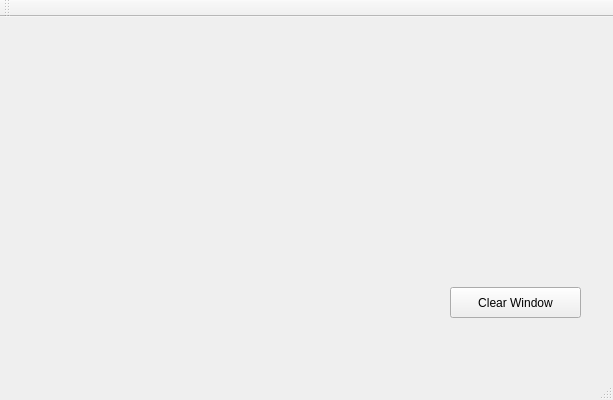
This is Scribble/Scribble/Scribble.ui in PopescuFilip/Scribble as Qt 5 draws it before an edit. The edited form follows.
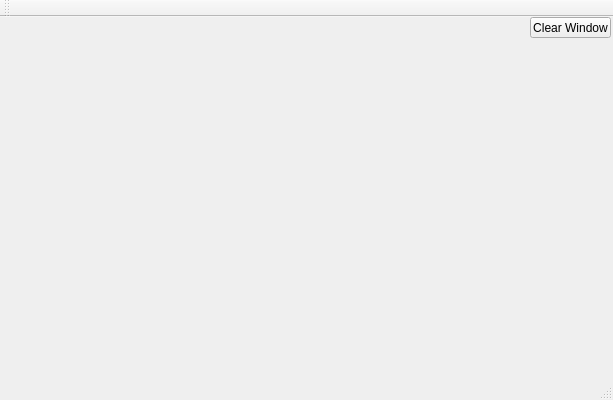
This is the edited form.

Commit message: Connected the ClearWindow button to the clearWindow() function

```diff
--- a/Scribble/Scribble/Scribble.ui
+++ b/Scribble/Scribble/Scribble.ui
@@ -17,10 +17,10 @@
    <widget class="QPushButton" name="pushButton">
     <property name="geometry">
      <rect>
-      <x>450</x>
-      <y>270</y>
-      <width>131</width>
-      <height>31</height>
+      <x>530</x>
+      <y>0</y>
+      <width>81</width>
+      <height>21</height>
      </rect>
     </property>
     <property name="text">
```
Left out of the diff: 2 changed lines with no effect on the pictures. The commit also changes 3 other files.
